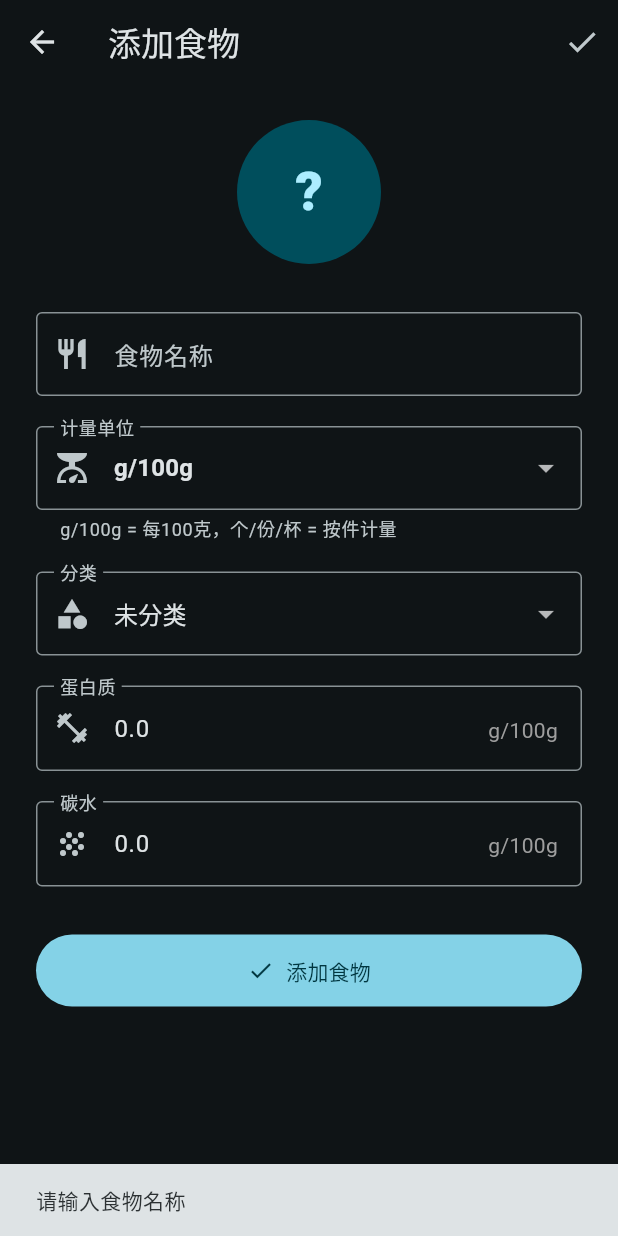
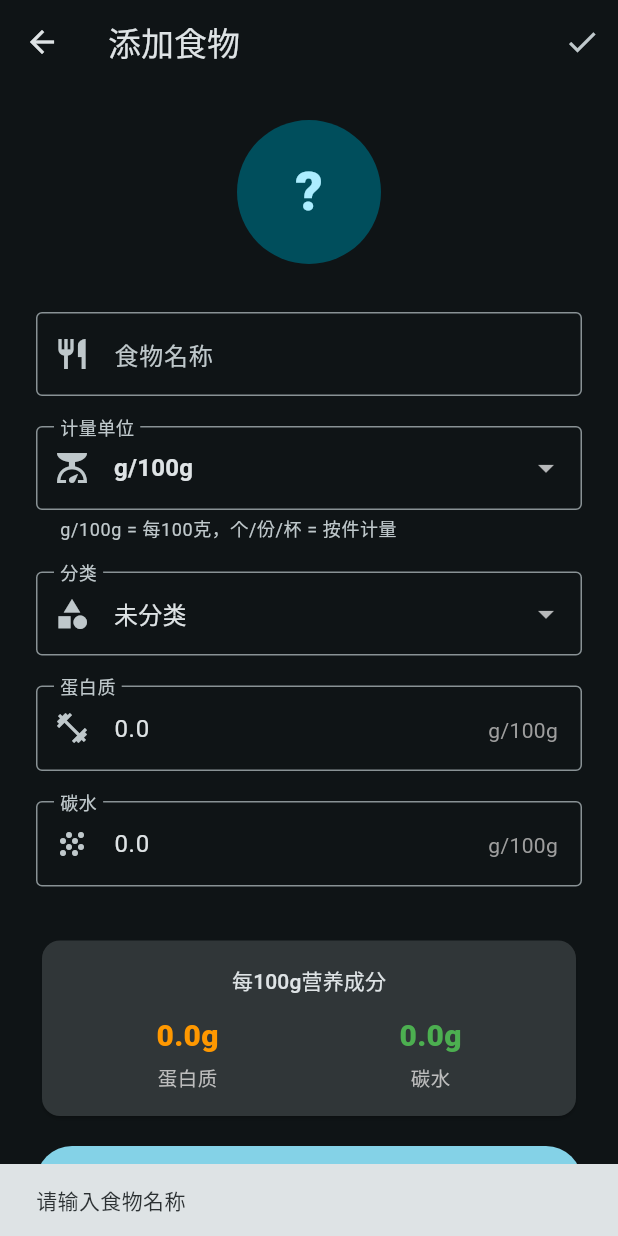
Before and after one commit to xiemulei/FitPlate, a Flutter app: the FoodDetailScreen screen opened directly, after a tap on "添加食物", on a phone screen of 412 x 824 dp. Run offline on Flutter 3.47's test engine with Material 3 defaults, Android fonts, the phone set to English and light mode, and no system bars.

Commit message:
feat: 按件食物编辑改为每单位输入
编辑/添加食物时，选计量单位为个/份/杯后：
- 蛋白质/碳水输入栏后缀变为 g/个 g/份 g/杯
- 提示变为 '每个含多少克蛋白质'
- 已有食物加载时自动显示每单位值（如鸡蛋显示6.0g而非12.0）
- 保存时将每单位值自动转成每100g存储
- 预览卡片实时显示当前输入值（新增食物也可见）

```diff
--- a/lib/models/food.dart
+++ b/lib/models/food.dart
@@ -64,6 +64,30 @@ class Food {
   double get effectiveGramsPerUnit {
     if (gramsPerUnit != null && gramsPerUnit! > 0) return gramsPerUnit!;
     return 100.0;
+  }
+
+  /// 按件计的食物，每件的蛋白质含量（如 1个鸡蛋=6g蛋白）
+  double get proteinPerUnit {
+    if (gramsPerUnit != null && gramsPerUnit! > 0) {
+      return proteinPer100G / 100 * gramsPerUnit!;
+    }
+    return proteinPer100G;
+  }
+
+  /// 按件计的食物，每件的碳水化合物含量
+  double get carbsPerUnit {
+    if (gramsPerUnit != null && gramsPerUnit! > 0) {
+      return carbsPer100G / 100 * gramsPerUnit!;
+    }
+    return carbsPer100G;
+  }
+
+  /// 营养数据展示文本
+  String get nutritionLabel {
+    if (unit.isItemUnit && gramsPerUnit != null && gramsPerUnit! > 0) {
+      return '每个: 蛋白${proteinPerUnit.toStringAsFixed(1)}g · 碳水${carbsPerUnit.toStringAsFixed(1)}g';
+    }
+    return '每100g: 蛋白${proteinPer100G.toStringAsFixed(1)}g · 碳水${carbsPer100G.toStringAsFixed(1)}g';
   }
 
   Map<String, dynamic> toJson() => {
--- a/lib/screens/food_detail_screen.dart
+++ b/lib/screens/food_detail_screen.dart
@@ -27,19 +27,31 @@ class _FoodDetailScreenState extends State<FoodDetailScreen> {
   @override
   void initState() {
     super.initState();
-    _nameCtrl = TextEditingController(text: widget.food?.name ?? '');
+    final f = widget.food;
+    _nameCtrl = TextEditingController(text: f?.name ?? '');
+    _unit = f?.unit ?? FoodUnit.grams100g;
+    _category = f?.category ?? FoodCategory.uncategorized;
+    _subcategory = f?.subcategory;
+    _gramsPerUnitCtrl = TextEditingController(
+      text: f?.gramsPerUnit?.toStringAsFixed(1) ?? '',
+    );
+
+    // 按件计的食物 → 控件显示每单位营养值
+    if (f != null && _unit.isItemUnit && (f.gramsPerUnit ?? 0) > 0) {
       _proteinCtrl = TextEditingController(
-      text: widget.food?.proteinPer100G.toStringAsFixed(1) ?? '0.0',
+        text: f.proteinPerUnit.toStringAsFixed(1),
       );
       _carbsCtrl = TextEditingController(
-      text: widget.food?.carbsPer100G.toStringAsFixed(1) ?? '0.0',
+        text: f.carbsPerUnit.toStringAsFixed(1),
       );
-    _unit = widget.food?.unit ?? FoodUnit.grams100g;
-    _category = widget.food?.category ?? FoodCategory.uncategorized;
-    _subcategory = widget.food?.subcategory;
-    _gramsPerUnitCtrl = TextEditingController(
-      text: widget.food?.gramsPerUnit?.toStringAsFixed(1) ?? '',
+    } else {
+      _proteinCtrl = TextEditingController(
+        text: f?.proteinPer100G.toStringAsFixed(1) ?? '0.0',
       );
+      _carbsCtrl = TextEditingController(
+        text: f?.carbsPer100G.toStringAsFixed(1) ?? '0.0',
+      );
+    }
   }
 
   @override
@@ -54,12 +66,25 @@ class _FoodDetailScreenState extends State<FoodDetailScreen> {
   Food? _buildFood() {
     final name = _nameCtrl.text.trim();
     if (name.isEmpty) return null;
-    final protein = double.tryParse(_proteinCtrl.text) ?? 0.0;
-    final carbs = double.tryParse(_carbsCtrl.text) ?? 0.0;
+
+    double protein;
+    double carbs;
     final gpuText = _gramsPerUnitCtrl.text.trim();
     final gpu = _unit.isItemUnit && gpuText.isNotEmpty
         ? double.tryParse(gpuText)
         : null;
+
+    if (_unit.isItemUnit && gpu != null && gpu > 0) {
+      // 用户输入的是每单位营养值 → 转成每100g存储
+      final p = double.tryParse(_proteinCtrl.text) ?? 0.0;
+      final c = double.tryParse(_carbsCtrl.text) ?? 0.0;
+      protein = p / gpu * 100;
+      carbs = c / gpu * 100;
+    } else {
+      protein = double.tryParse(_proteinCtrl.text) ?? 0.0;
+      carbs = double.tryParse(_carbsCtrl.text) ?? 0.0;
+    }
+
     return Food(
       id: widget.food?.id ?? DateTime.now().millisecondsSinceEpoch.toString(),
       name: name,
@@ -256,18 +281,21 @@ class _FoodDetailScreenState extends State<FoodDetailScreen> {
             controller: _proteinCtrl,
             decoration: InputDecoration(
               labelText: '蛋白质',
-              hintText: '每 100g 含多少克蛋白质',
+              hintText: _unit.isItemUnit
+                  ? '每${_unit.label}含多少克蛋白质'
+                  : '每 100g 含多少克蛋白质',
               border: const OutlineInputBorder(),
               prefixIcon: const Icon(Icons.fitness_center),
-              suffixText: 'g/100g',
+              suffixText: _unit.isItemUnit ? 'g/${_unit.label}' : 'g/100g',
               suffixStyle: TextStyle(color: Colors.grey[500]),
-              helperText: _unit.isItemUnit && _unit != FoodUnit.grams100g
+              helperText: _unit.isItemUnit
                   ? '填写每${_unit.label}的蛋白质含量'
                   : null,
               helperStyle: TextStyle(fontSize: 12, color: Colors.grey[500]),
             ),
             keyboardType: const TextInputType.numberWithOptions(decimal: true),
             textInputAction: TextInputAction.next,
+            onChanged: (_) => setState(() {}),
           ),
           const SizedBox(height: 20),
 
@@ -276,12 +304,14 @@ class _FoodDetailScreenState extends State<FoodDetailScreen> {
             controller: _carbsCtrl,
             decoration: InputDecoration(
               labelText: '碳水',
-              hintText: '每 100g 含多少克碳水',
+              hintText: _unit.isItemUnit
+                  ? '每${_unit.label}含多少克碳水'
+                  : '每 100g 含多少克碳水',
               border: const OutlineInputBorder(),
               prefixIcon: const Icon(Icons.grain),
-              suffixText: 'g/100g',
+              suffixText: _unit.isItemUnit ? 'g/${_unit.label}' : 'g/100g',
               suffixStyle: TextStyle(color: Colors.grey[500]),
-              helperText: _unit.isItemUnit && _unit != FoodUnit.grams100g
+              helperText: _unit.isItemUnit
                   ? '填写每${_unit.label}的碳水含量'
                   : null,
               helperStyle: TextStyle(fontSize: 12, color: Colors.grey[500]),
@@ -293,7 +323,6 @@ class _FoodDetailScreenState extends State<FoodDetailScreen> {
           const SizedBox(height: 32),
 
           // 营养信息预览
-          if (!_isNew) ...[
           Card(
             color: theme.colorScheme.surfaceContainerHighest,
             child: Padding(
@@ -308,18 +337,18 @@ class _FoodDetailScreenState extends State<FoodDetailScreen> {
                     children: [
                       _nutrientCol(
                           '蛋白质',
-                            '${widget.food!.proteinPer100G.toStringAsFixed(1)}g',
+                          '${double.tryParse(_proteinCtrl.text)?.toStringAsFixed(1) ?? '0.0'}g',
                           Colors.orange),
                       _nutrientCol(
                           '碳水',
-                            '${widget.food!.carbsPer100G.toStringAsFixed(1)}g',
+                          '${double.tryParse(_carbsCtrl.text)?.toStringAsFixed(1) ?? '0.0'}g',
                           Colors.green),
                     ],
                   ),
-                    if (widget.food!.gramsPerUnit != null) ...[
+                  if (_unit.isItemUnit && _gramsPerUnitCtrl.text.trim().isNotEmpty) ...[
                     const SizedBox(height: 8),
                     Text(
-                          '1${widget.food!.unit.label} ≈ ${widget.food!.gramsPerUnit!.toStringAsFixed(0)}g',
+                        '1${_unit.label} ≈ ${_gramsPerUnitCtrl.text.trim()}g',
                         style:
                             TextStyle(color: Colors.grey[400], fontSize: 13)),
                   ],
@@ -328,7 +357,6 @@ class _FoodDetailScreenState extends State<FoodDetailScreen> {
             ),
           ),
           const SizedBox(height: 16),
-          ],
 
           // 保存按钮
           FilledButton.icon(
--- a/lib/screens/food_library_screen.dart
+++ b/lib/screens/food_library_screen.dart
@@ -304,7 +304,7 @@ class _FoodLibraryScreenState extends State<FoodLibraryScreen> {
           ],
         ),
         subtitle: Text(
-          '蛋白质 ${food.proteinPer100G.toStringAsFixed(1)}  碳水 ${food.carbsPer100G.toStringAsFixed(1)}',
+          food.nutritionLabel,
           style: TextStyle(color: Colors.grey[400], fontSize: 13),
         ),
         trailing: const Icon(Icons.chevron_right, size: 18),
--- a/lib/screens/meal_plan_editor_screen.dart
+++ b/lib/screens/meal_plan_editor_screen.dart
@@ -705,7 +705,7 @@ class _FoodPickerSheetState extends State<_FoodPickerSheet> {
           ],
         ]),
         subtitle: Text(
-          '每100g: 蛋白${food.proteinPer100G.toStringAsFixed(1)}g · 碳水${food.carbsPer100G.toStringAsFixed(1)}g',
+          food.nutritionLabel,
           style: TextStyle(fontSize: 10, color: Colors.grey[500]),
         ),
         trailing: isSel
--- a/lib/screens/today_screen.dart
+++ b/lib/screens/today_screen.dart
@@ -1259,7 +1259,7 @@ class _AllFoodPickerState extends State<_AllFoodPicker> {
                             style: const TextStyle(
                                 fontWeight: FontWeight.w500, fontSize: 14)),
                         subtitle: Text(
-                          '每100g: 碳水${f.carbsPer100G.toStringAsFixed(1)}g · 蛋白${f.proteinPer100G.toStringAsFixed(1)}g',
+                          f.nutritionLabel,
                           style:
                               TextStyle(fontSize: 11, color: Colors.grey[500]),
                         ),
--- a/pubspec.yaml
+++ b/pubspec.yaml
@@ -1,7 +1,7 @@
 name: macro_meal
 description: MacroMeal - 减脂营养计算器
 publish_to: 'none'
-version: 1.2.0+26
+version: 1.2.0+27
 
 environment:
   sdk: ^3.2.0
```
Also changed, not shown: pubspec.lock. Lines whose indentation alone changed are shown as unchanged.
